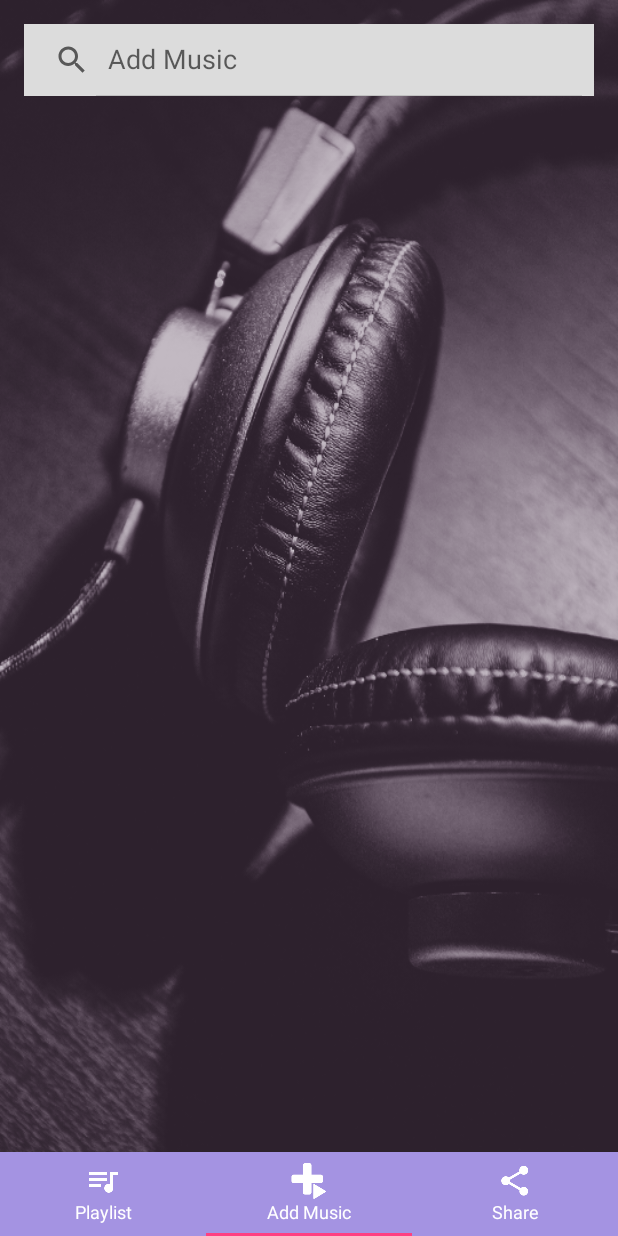
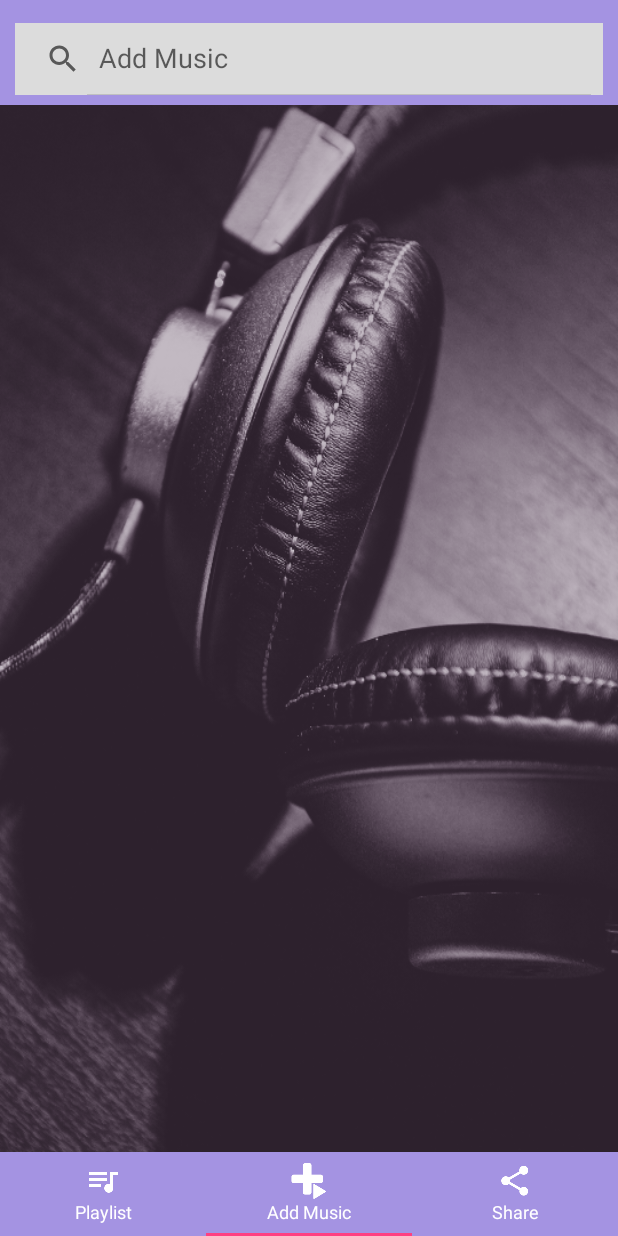
Before and after one commit to Petrii/jukebox, an Android app: the MainActivity screen opened directly, with no data from a screen before it, item 2 of the bottom bar chosen, on a phone screen of 412 x 824 dp. Run offline under Robolectric (Android 15) with nearby library versions, the phone set to English and light mode, and no system bars; our stand-ins replace Picasso, androidx.preference; libraries missing offline, so code that uses them is left out: com.github.ksoichiro.android, com.spotify.sdk, kaaes.spotify.webapi; 11 statements that could not run were skipped.

Commit message:
UI fixes

```diff
--- a/app/src/main/res/drawable/custom_cursor.xml
+++ b/app/src/main/res/drawable/custom_cursor.xml
@@ -1,5 +1,5 @@
 <?xml version="1.0" encoding="utf-8"?>
 <shape xmlns:android="http://schemas.android.com/apk/res/android" >
     <size android:width="3dp" />
-    <solid android:color="#FFFFFF"  />
+    <solid android:color="@color/colorWhite"  />
 </shape>
--- a/app/src/main/res/drawable/custom_edit_text.xml
+++ b/app/src/main/res/drawable/custom_edit_text.xml
@@ -2,5 +2,5 @@
 <shape xmlns:android="http://schemas.android.com/apk/res/android"
     android:shape="rectangle" >
     <corners android:radius="0dp" />
-    <stroke android:width="5px" android:color="#FFF" />
+    <stroke android:width="5px" android:color="@color/colorWhite" />
 </shape>
--- a/app/src/main/res/drawable/join_party_button.xml
+++ b/app/src/main/res/drawable/join_party_button.xml
@@ -2,5 +2,5 @@
 <shape xmlns:android="http://schemas.android.com/apk/res/android"
     android:shape="rectangle">
     <corners android:radius="0dp" />
-    <stroke android:width="5px" android:color="#a493e2" />
+    <stroke android:width="5px" android:color="@color/colorBase" />
 </shape>
--- a/app/src/main/res/layout/activity_main.xml
+++ b/app/src/main/res/layout/activity_main.xml
@@ -2,7 +2,7 @@
     xmlns:app="http://schemas.android.com/apk/res-auto"
     android:layout_width="match_parent"
     android:layout_height="match_parent"
-    android:background="#232326">
+    android:background="@color/colorBaseDark">
 
     <LinearLayout
         android:layout_width="match_parent"
--- a/app/src/main/res/layout/fragment_search.xml
+++ b/app/src/main/res/layout/fragment_search.xml
@@ -5,24 +5,31 @@
     android:layout_height="match_parent"
     android:orientation="vertical"
     android:paddingBottom="@dimen/activity_vertical_margin"
-    android:paddingLeft="@dimen/activity_horizontal_margin"
-    android:paddingRight="@dimen/activity_horizontal_margin"
-    android:paddingTop="@dimen/activity_vertical_margin"
-    tools:context=".search.SearchFragment">
+    tools:context=".search.SearchFragment"
+    android:weightSum="1">
 
-    <SearchView
-        android:id="@+id/search_view"
+    <FrameLayout
         android:layout_width="match_parent"
         android:layout_height="wrap_content"
-        android:iconifiedByDefault="false"
-        android:queryHint="@string/search"
-        android:background="#DCDCDC" />
+        android:background="@color/colorBase"
+        android:minHeight="70dp">
+
+        <SearchView
+                android:id="@+id/search_view"
+                android:layout_width="match_parent"
+                android:layout_height="wrap_content"
+                android:iconifiedByDefault="false"
+                android:queryHint="@string/search"
+                android:background="@color/colorGrey"
+                android:layout_marginRight="10dp"
+                android:layout_marginLeft="10dp"
+            android:layout_marginTop="15dp" />
+    </FrameLayout>
 
     <android.support.v7.widget.RecyclerView
         android:layout_width="match_parent"
         android:layout_height="wrap_content"
         android:id="@+id/search_results"
-        android:layout_marginTop="8dp"
-        style="SearchTextViewTheme"/>
+        style="SearchTextViewTheme" />
 
 </LinearLayout>
--- a/app/src/main/res/layout/search_list_item.xml
+++ b/app/src/main/res/layout/search_list_item.xml
@@ -57,7 +57,7 @@
             android:layout_width="24dp"
             android:layout_height="24dp"
             android:id="@+id/imageView"
-            android:src="@drawable/ic_add_white_48dp"
+            android:src="@drawable/add_music"
             android:layout_gravity="center"
             android:scaleType="fitCenter"
             android:contentDescription="@string/add_icon"
--- a/app/src/main/res/values/colors.xml
+++ b/app/src/main/res/values/colors.xml
@@ -1,8 +1,8 @@
 <?xml version="1.0" encoding="utf-8"?>
 <resources>
-    <color name="colorPrimary">#999999</color>
-    <color name="colorPrimaryDark">#666666</color>
     <color name="colorAccent">#FF4081</color>
     <color name="colorBase">#a493e2</color>
+    <color name="colorBaseDark">#232326</color>
     <color name="colorWhite">#FFF</color>
+    <color name="colorGrey">#DCDCDC</color>
 </resources>
--- a/app/src/main/res/values/strings.xml
+++ b/app/src/main/res/values/strings.xml
@@ -28,4 +28,5 @@
     <string name="add_music_to_playlist">Add music to playlist</string>
     <string name="enter_party_id">Enter party ID</string>
     <string name="default_join_code">1234</string>
+    <string name="artistbigimage">artistBigImage</string>
 </resources>
```
Also changed, not shown: app/src/main/res/layout/activity_login.xml (+4 -4 lines), app/src/main/res/layout/fragment_join.xml (+9 -9 lines), app/src/main/res/layout/fragment_queue.xml (+10 -8 lines), app/src/main/res/layout/fragment_share.xml (+4 -4 lines), app/src/main/res/layout/queue_list_item.xml (+4 -4 lines), app/src/main/res/values/styles.xml (+10 -10 lines).
